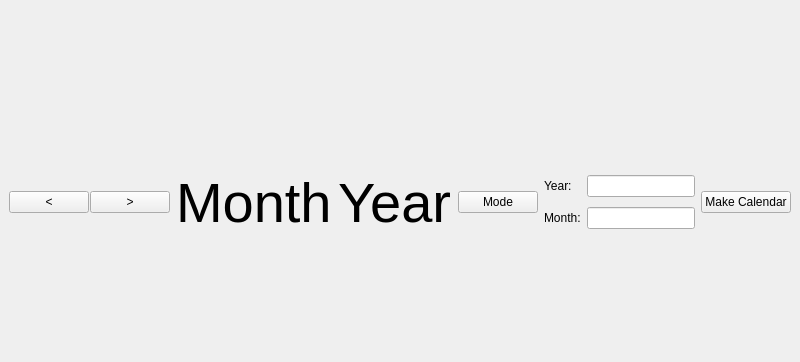
This is ui/mainwindow.ui in mietteinen/calendarium as Qt 5 draws it before an edit; both pictures show x 0 to 800 and y 0 to 362 of the 800 by 600 pixel window. The edited form follows.
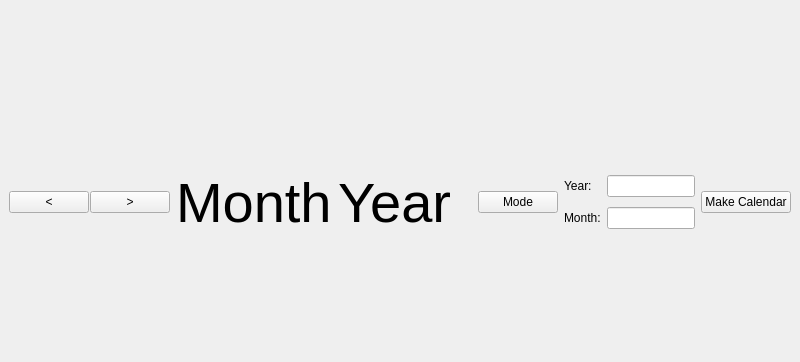
This is the edited form.

```diff
--- a/ui/mainwindow.ui
+++ b/ui/mainwindow.ui
@@ -25,7 +25,6 @@
            <font>
             <family>Ubuntu</family>
             <pointsize>42</pointsize>
-            <weight>50</weight>
             <italic>false</italic>
             <bold>false</bold>
            </font>
@@ -72,8 +71,12 @@
       </item>
       <item row="3" column="3">
        <layout class="QGridLayout" name="searchLayout">
-        <item row="1" column="2">
-         <widget class="QLineEdit" name="monthSearchBox"/>
+        <item row="0" column="0" rowspan="2">
+         <widget class="QPushButton" name="colorModeButton">
+          <property name="text">
+           <string>Mode</string>
+          </property>
+         </widget>
         </item>
         <item row="0" column="3" rowspan="2">
          <widget class="QPushButton" name="searchButton">
@@ -82,12 +85,8 @@
           </property>
          </widget>
         </item>
-        <item row="1" column="1">
-         <widget class="QLabel" name="monthLabel">
-          <property name="text">
-           <string>Month:</string>
-          </property>
-         </widget>
+        <item row="1" column="2">
+         <widget class="QLineEdit" name="monthSearchBox"/>
         </item>
         <item row="0" column="2">
          <widget class="QLineEdit" name="yearSearchBox"/>
@@ -99,14 +98,27 @@
           </property>
          </widget>
         </item>
+        <item row="1" column="1">
+         <widget class="QLabel" name="monthLabel">
+          <property name="text">
+           <string>Month:</string>
+          </property>
+         </widget>
+        </item>
        </layout>
       </item>
       <item row="3" column="2">
-       <widget class="QPushButton" name="colorModeButton">
-        <property name="text">
-         <string>Mode</string>
+       <spacer name="horizontalSpacer">
+        <property name="orientation">
+         <enum>Qt::Horizontal</enum>
         </property>
-       </widget>
+        <property name="sizeHint" stdset="0">
+         <size>
+          <width>40</width>
+          <height>20</height>
+         </size>
+        </property>
+       </spacer>
       </item>
      </layout>
     </item>
```
